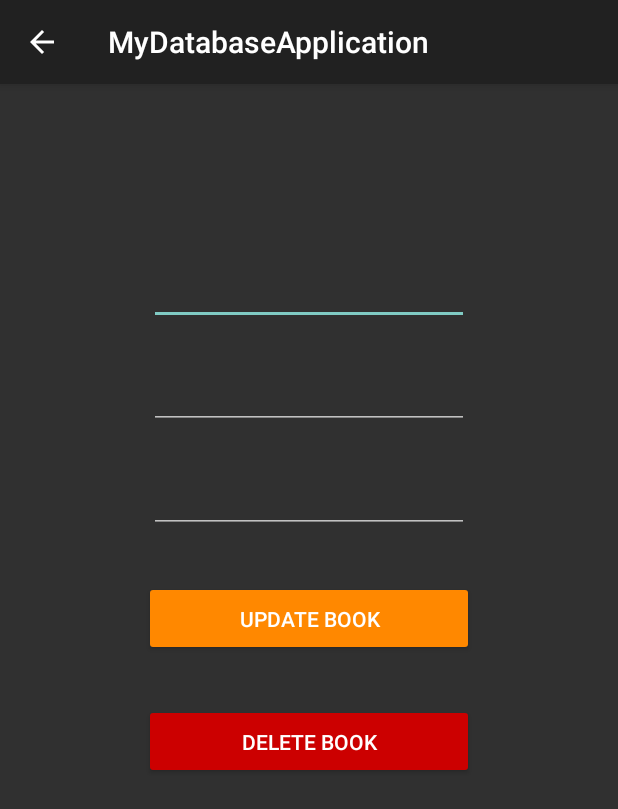
After one commit to DAM-PMDM-2024/MyDBApp, an Android app: the UpdateActivity screen opened directly, with no data from a screen before it, on a phone screen of 412 x 824 dp. The commit adds this screen. Shown: the top 809 px of the screen. Run offline under Robolectric (Android 15) with nearby library versions, the phone set to English and light mode, and no system bars.

Commit message:
Deleting books

```diff
--- a/app/build.gradle.kts
+++ b/app/build.gradle.kts
@@ -33,6 +33,7 @@ dependencies {
     implementation("androidx.appcompat:appcompat:1.6.1")
     implementation("com.google.android.material:material:1.11.0")
     implementation("androidx.constraintlayout:constraintlayout:2.1.4")
+    implementation("androidx.activity:activity:1.8.0")
     testImplementation("junit:junit:4.13.2")
     androidTestImplementation("androidx.test.ext:junit:1.1.5")
     androidTestImplementation("androidx.test.espresso:espresso-core:3.5.1")
--- /dev/null
+++ b/app/src/main/java/com/example/mydatabaseapplication/UpdateActivity.java
@@ -0,0 +1,71 @@
+package com.example.mydatabaseapplication;
+
+import android.os.Bundle;
+import android.view.View;
+import android.widget.Button;
+import android.widget.EditText;
+import android.widget.TextView;
+
+import androidx.activity.EdgeToEdge;
+import androidx.appcompat.app.AppCompatActivity;
+import androidx.core.graphics.Insets;
+import androidx.core.view.ViewCompat;
+import androidx.core.view.WindowInsetsCompat;
+
+public class UpdateActivity extends AppCompatActivity {
+
+    EditText bookAuthorField;
+    EditText bookTitleField;
+    EditText bookPagesField;
+
+    Button updateBookButton;
+    Button deleteBookButton;
+
+    DatabaseHelper myDBHelper;
+
+    @Override
+    protected void onCreate(Bundle savedInstanceState) {
+        super.onCreate(savedInstanceState);
+        EdgeToEdge.enable(this);
+        setContentView(R.layout.activity_update);
+        ViewCompat.setOnApplyWindowInsetsListener(findViewById(R.id.main), (v, insets) -> {
+            Insets systemBars = insets.getInsets(WindowInsetsCompat.Type.systemBars());
+            v.setPadding(systemBars.left, systemBars.top, systemBars.right, systemBars.bottom);
+            return insets;
+        });
+
+        bookTitleField = findViewById(R.id.editTitleText);
+        bookAuthorField = findViewById(R.id.editAuthorText);
+        bookPagesField = findViewById(R.id.editPagesText);
+
+        updateBookButton = findViewById(R.id.updateBookButton);
+        deleteBookButton = findViewById(R.id.deleteBookButton);
+
+        //Obtengo los datos que me vienen de la pantalla principal
+        String authorValue = getIntent().getStringExtra("author");
+        String titleValue = getIntent().getStringExtra("title");
+        String pagesValue = getIntent().getStringExtra("pages");
+        String bookDBID = getIntent().getStringExtra("id");
+
+        //Paso los valores a los campos de texto
+        bookTitleField.setText(titleValue);
+        bookAuthorField.setText(authorValue);
+        bookPagesField.setText(pagesValue);
+
+        myDBHelper = new DatabaseHelper(UpdateActivity.this);
+
+        updateBookButton.setOnClickListener(new View.OnClickListener() {
+            @Override
+            public void onClick(View v) {
+
+            }
+        });
+
+        deleteBookButton.setOnClickListener(new View.OnClickListener() {
+            @Override
+            public void onClick(View v) {
+                myDBHelper.deleteBook(bookDBID);
+            }
+        });
+    }
+}
--- a/app/src/main/res/layout/activity_main.xml
+++ b/app/src/main/res/layout/activity_main.xml
@@ -10,7 +10,6 @@
         android:id="@+id/recyclerView"
         android:layout_width="409dp"
         android:layout_height="657dp"
-        android:paddingTop="64dp"
         tools:layout_editor_absoluteX="1dp"
         tools:layout_editor_absoluteY="1dp" />
 
--- /dev/null
+++ b/app/src/main/res/layout/activity_update.xml
@@ -0,0 +1,69 @@
+<?xml version="1.0" encoding="utf-8"?>
+<androidx.constraintlayout.widget.ConstraintLayout xmlns:android="http://schemas.android.com/apk/res/android"
+    xmlns:app="http://schemas.android.com/apk/res-auto"
+    xmlns:tools="http://schemas.android.com/tools"
+    android:id="@+id/main"
+    android:layout_width="match_parent"
+    android:layout_height="match_parent"
+    tools:context=".UpdateActivity">
+
+    <EditText
+        android:id="@+id/editTitleText"
+        android:layout_width="wrap_content"
+        android:layout_height="wrap_content"
+        android:ems="10"
+        android:inputType="text"
+        android:text="Name"
+        app:layout_constraintBottom_toBottomOf="parent"
+        app:layout_constraintEnd_toEndOf="parent"
+        app:layout_constraintStart_toStartOf="parent"
+        app:layout_constraintTop_toTopOf="parent"
+        app:layout_constraintVertical_bias="0.16000003" />
+
+    <EditText
+        android:id="@+id/editAuthorText"
+        android:layout_width="wrap_content"
+        android:layout_height="wrap_content"
+        android:layout_marginTop="24dp"
+        android:ems="10"
+        android:inputType="text"
+        android:text="Name"
+        app:layout_constraintEnd_toEndOf="parent"
+        app:layout_constraintStart_toStartOf="parent"
+        app:layout_constraintTop_toBottomOf="@+id/editTitleText" />
+
+    <Button
+        android:id="@+id/updateBookButton"
+        android:layout_width="220dp"
+        android:layout_height="50dp"
+        android:layout_marginTop="32dp"
+        android:backgroundTint="@android:color/holo_orange_dark"
+        android:text="Update Book"
+        app:layout_constraintEnd_toEndOf="parent"
+        app:layout_constraintStart_toStartOf="parent"
+        app:layout_constraintTop_toBottomOf="@+id/editPagesText" />
+
+    <Button
+        android:id="@+id/deleteBookButton"
+        android:layout_width="220dp"
+        android:layout_height="50dp"
+        android:layout_marginTop="32dp"
+        android:backgroundTint="@android:color/holo_red_dark"
+        android:text="Delete Book"
+        app:layout_constraintEnd_toEndOf="parent"
+        app:layout_constraintStart_toStartOf="parent"
+        app:layout_constraintTop_toBottomOf="@+id/updateBookButton" />
+
+    <EditText
+        android:id="@+id/editPagesText"
+        android:layout_width="wrap_content"
+        android:layout_height="wrap_content"
+        android:layout_marginTop="24dp"
+        android:ems="10"
+        android:inputType="text"
+        android:text="Name"
+        app:layout_constraintEnd_toEndOf="parent"
+        app:layout_constraintStart_toStartOf="parent"
+        app:layout_constraintTop_toBottomOf="@+id/editAuthorText" />
+
+</androidx.constraintlayout.widget.ConstraintLayout>
```
Also changed, not shown: app/src/main/AndroidManifest.xml (+7 -2 lines), app/src/main/java/com/example/mydatabaseapplication/CustomAdapter.java (+16 -1 lines), app/src/main/java/com/example/mydatabaseapplication/DatabaseHelper.java (+14 -1 lines), app/src/main/res/layout/my_book.xml (+14 -4 lines).
